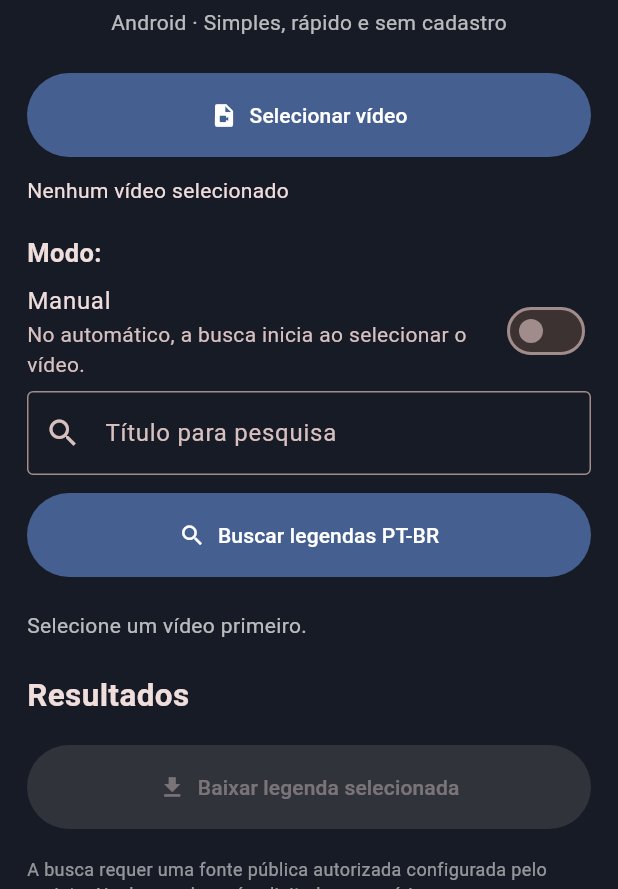
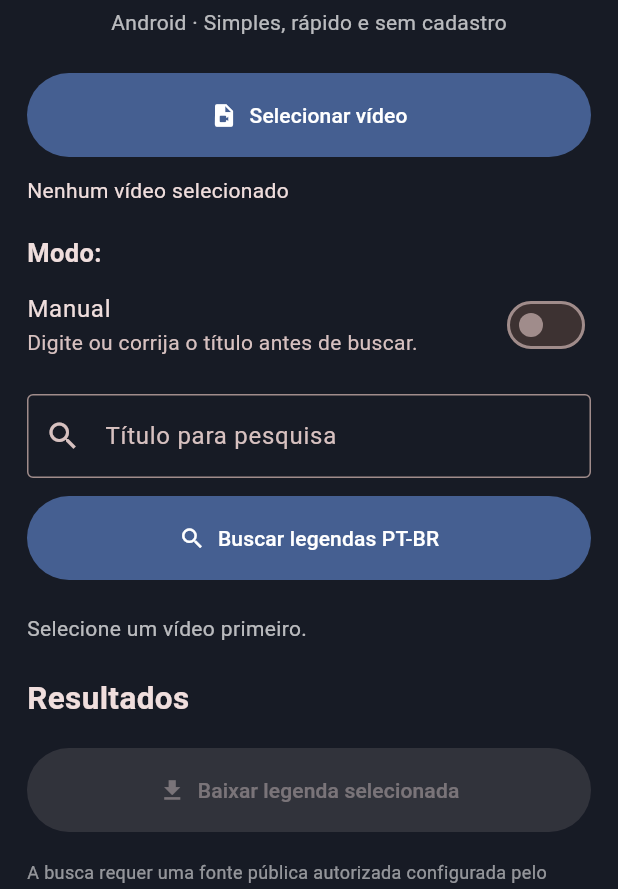
Before and after one commit to JulianoHOmega/OmegaSub-Android, a Flutter app: the screen it shows after launch, after a tap on "Automático (padrão)", after a tap on "Buscar legendas PT-BR", on a phone screen of 412 x 824 dp, the part 347-1236 px from its top. Run offline on Flutter 3.47's test engine with Material 3 defaults, Android fonts, the phone set to English and light mode, and no system bars; our stand-ins replace file_picker; missing offline and left inert: flutter_file_dialog.

Commit message:
Add files via upload

```diff
--- a/lib/main.dart
+++ b/lib/main.dart
@@ -6,103 +6,223 @@ import 'subtitle_service.dart';
 import 'video_info.dart';
 
 void main() => runApp(const OmegaSubApp());
+
 class OmegaSubApp extends StatelessWidget {
   const OmegaSubApp({super.key});
-  @override Widget build(BuildContext context) => MaterialApp(
-    debugShowCheckedModeBanner:false,
-    title:'OmegaSub — Legendas PT-BR',
-    theme: ThemeData(brightness:Brightness.dark, scaffoldBackgroundColor:const Color(0xff171b25),
-      colorScheme:ColorScheme.fromSeed(seedColor:const Color(0xffdc2f40),brightness:Brightness.dark),
-      useMaterial3:true, filledButtonTheme:FilledButtonThemeData(style:FilledButton.styleFrom(
-        backgroundColor:const Color(0xff455f91),foregroundColor:Colors.white,
-        padding:const EdgeInsets.symmetric(vertical:18)))),
-    home:const OmegaHome());
+  @override
+  Widget build(BuildContext context) => MaterialApp(
+        debugShowCheckedModeBanner: false,
+        title: 'OmegaSub — Legendas PT-BR',
+        theme: ThemeData(
+          brightness: Brightness.dark,
+          scaffoldBackgroundColor: const Color(0xff171b25),
+          colorScheme: ColorScheme.fromSeed(
+              seedColor: const Color(0xffdc2f40), brightness: Brightness.dark),
+          useMaterial3: true,
+          filledButtonTheme: FilledButtonThemeData(
+              style: FilledButton.styleFrom(
+                  backgroundColor: const Color(0xff455f91),
+                  foregroundColor: Colors.white,
+                  padding: const EdgeInsets.symmetric(vertical: 18))),
+        ),
+        home: const OmegaHome(),
+      );
 }
-class OmegaHome extends StatefulWidget { const OmegaHome({super.key}); @override State<OmegaHome> createState()=>_OmegaHomeState(); }
+
+class OmegaHome extends StatefulWidget {
+  const OmegaHome({super.key});
+  @override
+  State<OmegaHome> createState() => _OmegaHomeState();
+}
+
 class _OmegaHomeState extends State<OmegaHome> {
   VideoInfo? video;
   List<SubtitleEntry> results = [];
   SubtitleEntry? selected;
-  bool busy=false, automatic=true;
-  String status='Selecione um vídeo para começar.';
-  final queryController=TextEditingController();
-  @override void dispose(){queryController.dispose();super.dispose();}
+  bool busy = false;
+  bool automatic = true;
+  String status = 'Selecione um vídeo para começar.';
+  final queryController = TextEditingController();
+
+  @override
+  void dispose() {
+    queryController.dispose();
+    super.dispose();
+  }
+
   Future<void> pickVideo() async {
     try {
-      final picked=await FilePicker.platform.pickFiles(type:FileType.custom,
-        allowedExtensions:['mp4','mkv','avi','mov','webm','m4v','wmv']);
-      if(picked==null || picked.files.isEmpty)return;
-      final parsed=VideoInfo.parse(picked.files.single.name);
-      setState((){video=parsed;results=[];selected=null;queryController.text=parsed.title;
-        status='Vídeo selecionado: ${parsed.fileName}';});
-      if(automatic) await search();
-    } catch(e){ if(mounted)setState(()=>status='Erro ao selecionar vídeo: $e'); }
+      final picked = await FilePicker.platform.pickFiles(
+          type: FileType.custom,
+          allowedExtensions: ['mp4', 'mkv', 'avi', 'mov', 'webm', 'm4v', 'wmv']);
+      if (picked == null || picked.files.isEmpty) return;
+      final parsed = VideoInfo.parse(picked.files.single.name);
+      if (!mounted) return;
+      setState(() {
+        video = parsed;
+        results = [];
+        selected = null;
+        queryController.text = parsed.title;
+        status = 'Vídeo selecionado: ${parsed.fileName}';
+      });
+      if (automatic) await search();
+    } catch (e) {
+      if (mounted) setState(() => status = 'Erro ao selecionar vídeo: $e');
+    }
   }
+
   Future<void> search() async {
-    final v=video;
-    if(v==null){setState(()=>status='Selecione um vídeo primeiro.');return;}
-    final q=queryController.text.trim();
-    final target=q.isEmpty?v:VideoInfo(v.fileName,q,v.year,v.season,v.episode);
-    setState((){busy=true;results=[];selected=null;status='Procurando legendas PT-BR...';});
+    final v = video;
+    if (v == null) {
+      setState(() => status = 'Selecione um vídeo primeiro.');
+      return;
+    }
+    final q = automatic ? v.title : queryController.text.trim();
+    final target = q.isEmpty ? v : VideoInfo(v.fileName, q, v.year, v.season, v.episode);
+    setState(() {
+      busy = true;
+      results = [];
+      selected = null;
+      status = 'Procurando legendas PT-BR...';
+    });
     try {
-      final list=await SubtitleService.search(target);
-      if(!mounted)return;
-      setState((){results=list;selected=list.isEmpty?null:list.first;
-        status=list.isEmpty?'Nenhuma legenda PT-BR encontrada no catálogo.':'${list.length} legenda(s) encontrada(s).';});
-    }catch(e){if(mounted)setState(()=>status='Busca indisponível: ${e.toString().replaceFirst('Bad state: ', '')}');}
-    finally{if(mounted)setState(()=>busy=false);}
+      final list = await SubtitleService.search(target);
+      if (!mounted) return;
+      setState(() {
+        results = list;
+        selected = list.isEmpty ? null : list.first;
+        status = list.isEmpty
+            ? 'Nenhuma legenda PT-BR encontrada no catálogo.'
+            : '${list.length} legenda(s) encontrada(s).';
+      });
+    } catch (e) {
+      if (mounted) {
+        setState(() => status =
+            'Busca indisponível: ${e.toString().replaceFirst('Bad state: ', '')}');
+      }
+    } finally {
+      if (mounted) setState(() => busy = false);
+    }
   }
+
   Future<void> download() async {
-    final item=selected;
-    if(item==null)return;
-    setState((){busy=true;status='Baixando legenda...';});
+    final item = selected;
+    if (item == null || video == null) return;
+    setState(() {
+      busy = true;
+      status = 'Baixando legenda...';
+    });
     try {
-      final Uint8List bytes=await SubtitleService.download(item);
-      final filename='${video!.fileName.replaceFirst(RegExp(r'\.[^.]+$'), '')}.srt';
-      final path=await FlutterFileDialog.saveFile(params:SaveFileDialogParams(data:bytes,fileName:filename));
-      if(mounted)setState(()=>status=path==null?'Salvamento cancelado.':'Legenda salva com sucesso!');
-    }catch(e){if(mounted)setState(()=>status='Falha no download: $e');}
-    finally{if(mounted)setState(()=>busy=false);}
+      final Uint8List bytes = await SubtitleService.download(item);
+      final filename = '${video!.fileName.replaceFirst(RegExp(r'\.[^.]+$'), '')}.srt';
+      final path = await FlutterFileDialog.saveFile(
+          params: SaveFileDialogParams(data: bytes, fileName: filename));
+      if (mounted) {
+        setState(() => status = path == null
+            ? 'Salvamento cancelado.'
+            : 'Legenda salva com sucesso!');
+      }
+    } catch (e) {
+      if (mounted) setState(() => status = 'Falha no download: $e');
+    } finally {
+      if (mounted) setState(() => busy = false);
+    }
   }
-  @override Widget build(BuildContext context) => Scaffold(
-    appBar:AppBar(title:const Text('OmegaSub'),backgroundColor:const Color(0xff171b25)),
-    body:SafeArea(child:ListView(padding:const EdgeInsets.all(18),children:[
-      Center(child:Image.asset('assets/images/omegasub.png',height:112,width:112)),
-      const SizedBox(height:12),
-      const Center(child:Text('OmegaSub · Legendas PT-BR',textAlign:TextAlign.center,style:TextStyle(fontSize:23,fontWeight:FontWeight.bold))),
-      const SizedBox(height:5),
-      const Center(child:Text('Android · Simples, rápido e sem cadastro',style:TextStyle(color:Colors.white70))),
-      const SizedBox(height:24),
-      FilledButton.icon(onPressed:busy?null:pickVideo,icon:const Icon(Icons.video_file),label:const Text('Selecionar vídeo')),
-      const SizedBox(height:12),
-      Text(video==null?'Nenhum vídeo selecionado':'Selecionado: ${video!.fileName}',maxLines:3),
-      if(video!=null)...[
-        const SizedBox(height:12),
-        Text('Identificado: ${video!.title}${video!.year==null?'':' (${video!.year})'}${video!.isEpisode?' · S${video!.season}E${video!.episode}':''}',style:const TextStyle(color:Colors.white70)),
-      ],
-      const SizedBox(height:20),
-      const Text('Modo:',style:TextStyle(fontSize:17,fontWeight:FontWeight.bold)),
-      SwitchListTile(contentPadding:EdgeInsets.zero,title:Text(automatic?'Automático (padrão)':'Manual'),
-        subtitle:const Text('No automático, a busca inicia ao selecionar o vídeo.'),
-        value:automatic,onChanged:busy?null:(v)=>setState(()=>automatic=v)),
-      TextField(controller:queryController,decoration:const InputDecoration(labelText:'Título para pesquisa',border:OutlineInputBorder(),prefixIcon:Icon(Icons.search))),
-      const SizedBox(height:12),
-      FilledButton.icon(onPressed:busy?null:search,icon:const Icon(Icons.search),label:const Text('Buscar legendas PT-BR')),
-      const SizedBox(height:14),
-      if(busy)const LinearProgressIndicator(),
-      const SizedBox(height:8),
-      Text(status,style:const TextStyle(color:Colors.white70)),
-      const SizedBox(height:22),
-      const Text('Resultados',style:TextStyle(fontSize:21,fontWeight:FontWeight.bold)),
-      const SizedBox(height:8),
-      for(final item in results) Card(child:RadioListTile<SubtitleEntry>(
-        value:item,groupValue:selected,onChanged:busy?null:(v)=>setState(()=>selected=v),
-        title:Text(item.release),subtitle:Text('${item.provider} · PT-BR · compatibilidade ${item.score}'))),
-      const SizedBox(height:10),
-      FilledButton.icon(onPressed:busy||selected==null?null:download,
-        icon:const Icon(Icons.download),label:const Text('Baixar legenda selecionada')),
-      const SizedBox(height:18),
-      const Text('A busca requer uma fonte pública autorizada configurada pelo projeto. Nenhuma chave é solicitada ao usuário.',style:TextStyle(fontSize:12,color:Colors.white54)),
-    ])),
-  );
+
+  @override
+  Widget build(BuildContext context) => Scaffold(
+        appBar: AppBar(
+            title: const Text('OmegaSub'),
+            backgroundColor: const Color(0xff171b25)),
+        body: SafeArea(
+          child: ListView(
+            padding: const EdgeInsets.all(18),
+            children: [
+              Center(
+                  child: Image.asset('assets/images/omegasub.png',
+                      height: 112, width: 112)),
+              const SizedBox(height: 12),
+              const Center(
+                  child: Text('OmegaSub · Legendas PT-BR',
+                      textAlign: TextAlign.center,
+                      style: TextStyle(fontSize: 23, fontWeight: FontWeight.bold))),
+              const SizedBox(height: 5),
+              const Center(
+                  child: Text('Android · Simples, rápido e sem cadastro',
+                      style: TextStyle(color: Colors.white70))),
+              const SizedBox(height: 24),
+              FilledButton.icon(
+                  onPressed: busy ? null : pickVideo,
+                  icon: const Icon(Icons.video_file),
+                  label: const Text('Selecionar vídeo')),
+              const SizedBox(height: 12),
+              Text(video == null
+                  ? 'Nenhum vídeo selecionado'
+                  : 'Selecionado: ${video!.fileName}', maxLines: 3),
+              if (video != null) ...[
+                const SizedBox(height: 12),
+                Text(
+                    'Identificado: ${video!.title}${video!.year == null ? '' : ' (${video!.year})'}${video!.isEpisode ? ' · S${video!.season}E${video!.episode}' : ''}',
+                    style: const TextStyle(color: Colors.white70)),
+              ],
+              const SizedBox(height: 20),
+              const Text('Modo:',
+                  style: TextStyle(fontSize: 17, fontWeight: FontWeight.bold)),
+              SwitchListTile(
+                contentPadding: EdgeInsets.zero,
+                title: Text(automatic ? 'Automático (padrão)' : 'Manual'),
+                subtitle: Text(automatic
+                    ? 'A busca inicia ao selecionar o vídeo.'
+                    : 'Digite ou corrija o título antes de buscar.'),
+                value: automatic,
+                onChanged: busy ? null : (value) => setState(() => automatic = value),
+              ),
+              if (!automatic) ...[
+                const SizedBox(height: 10),
+                TextField(
+                    controller: queryController,
+                    textInputAction: TextInputAction.search,
+                    onSubmitted: (_) { if (!busy) search(); },
+                    decoration: const InputDecoration(
+                        labelText: 'Título para pesquisa',
+                        border: OutlineInputBorder(),
+                        prefixIcon: Icon(Icons.search))),
+              ],
+              const SizedBox(height: 12),
+              FilledButton.icon(
+                  onPressed: busy ? null : search,
+                  icon: const Icon(Icons.search),
+                  label: const Text('Buscar legendas PT-BR')),
+              const SizedBox(height: 14),
+              if (busy) const LinearProgressIndicator(),
+              const SizedBox(height: 8),
+              Text(status, style: const TextStyle(color: Colors.white70)),
+              const SizedBox(height: 22),
+              const Text('Resultados',
+                  style: TextStyle(fontSize: 21, fontWeight: FontWeight.bold)),
+              const SizedBox(height: 8),
+              for (final item in results)
+                Card(
+                  child: RadioListTile<SubtitleEntry>(
+                    value: item,
+                    groupValue: selected,
+                    onChanged: busy ? null : (value) => setState(() => selected = value),
+                    title: Text(item.release),
+                    subtitle: Text(
+                        '${item.provider} · PT-BR · compatibilidade ${item.score}'),
+                  ),
+                ),
+              const SizedBox(height: 10),
+              FilledButton.icon(
+                  onPressed: busy || selected == null ? null : download,
+                  icon: const Icon(Icons.download),
+                  label: const Text('Baixar legenda selecionada')),
+              const SizedBox(height: 18),
+              const Text(
+                  'A busca requer uma fonte pública autorizada configurada pelo projeto. Nenhuma chave é solicitada ao usuário.',
+                  style: TextStyle(fontSize: 12, color: Colors.white54)),
+            ],
+          ),
+        ),
+      );
 }
```
Also changed, not shown: lib/video_info.dart (+10 -5 lines).
